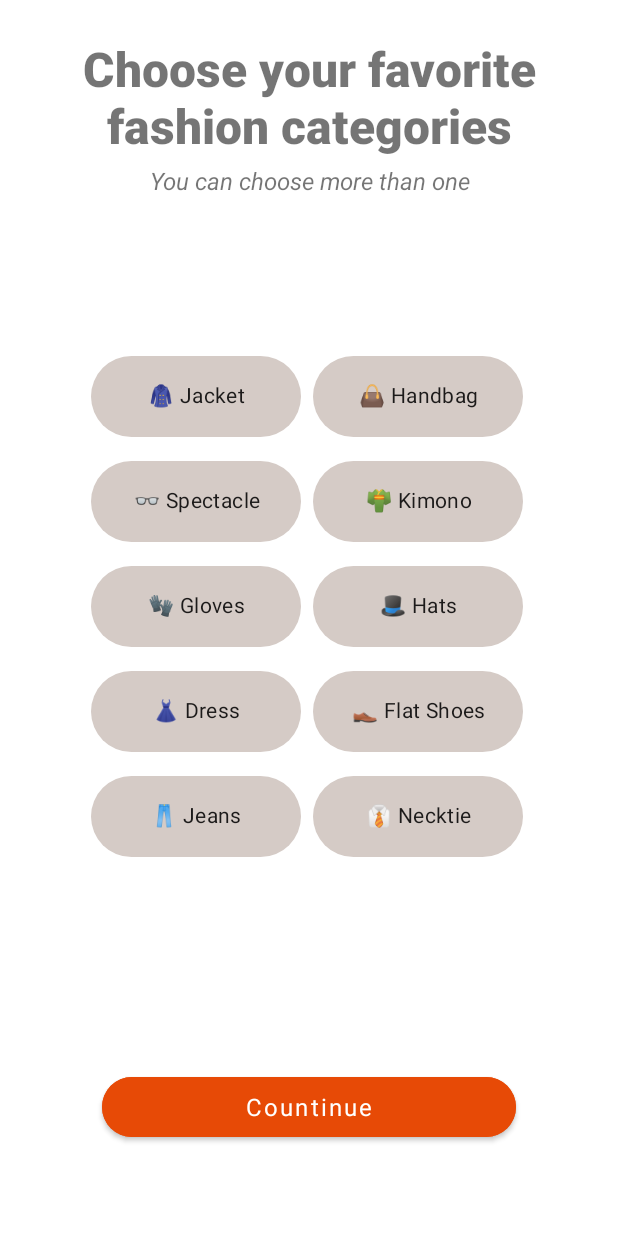
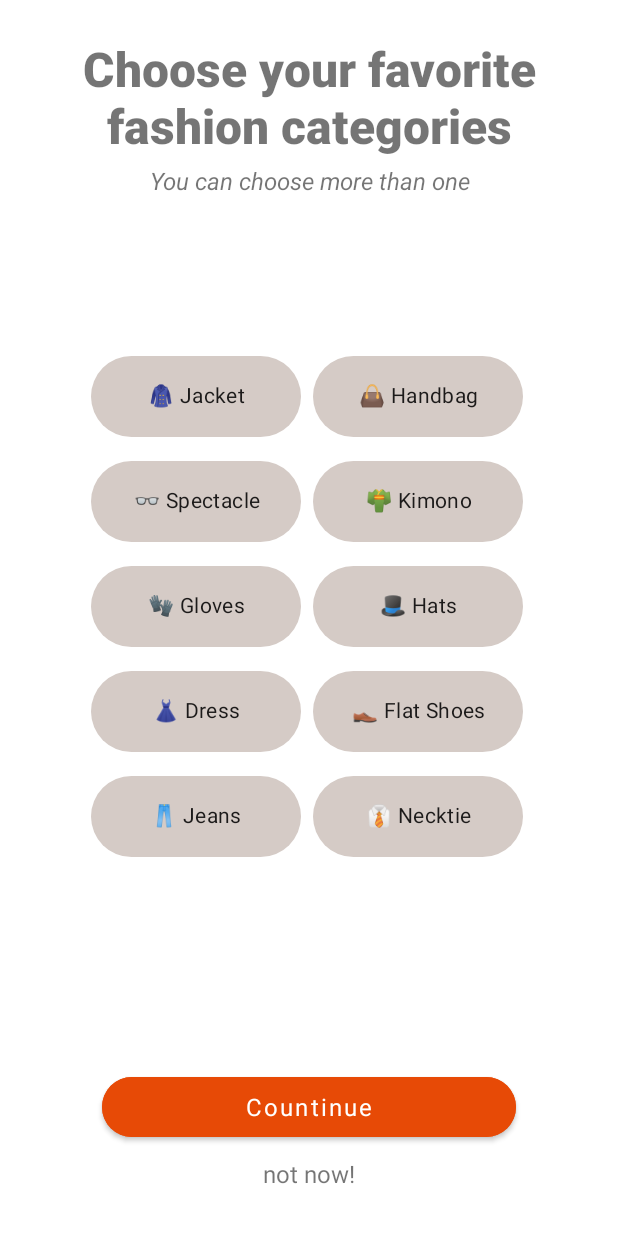
Before and after one commit to Mehranalam/Bardeal, an Android app: the Categories screen opened directly, with no data from a screen before it, on a phone screen of 412 x 824 dp. Run offline under Robolectric (Android 15) with nearby library versions, the light colour scheme and no system bars; Roboto replaces fonts that are not available here.

Commit message:
initial commit

```diff
--- a/app/src/main/AndroidManifest.xml
+++ b/app/src/main/AndroidManifest.xml
@@ -4,6 +4,7 @@
 
     <uses-permission android:name="android.permission.INTERNET" />
     <uses-permission android:name="android.permission.ACCESS_NETWORK_STATE" />
+    <uses-permission android:name="android.permission.READ_EXTERNAL_STORAGE" />
 
     <application
         android:allowBackup="true"
--- a/app/src/main/res/layout/activity_categories.xml
+++ b/app/src/main/res/layout/activity_categories.xml
@@ -144,5 +144,17 @@
 
     </com.google.android.material.chip.ChipGroup>
 
+    <TextView
+        android:id="@+id/notNow"
+        android:layout_width="wrap_content"
+        android:layout_height="wrap_content"
+        android:text="not now!"
+        android:textSize="16sp"
+        android:layout_marginBottom="24dp"
+        app:layout_constraintBottom_toBottomOf="parent"
+        app:layout_constraintEnd_toEndOf="@+id/nextButton2"
+        app:layout_constraintStart_toStartOf="@+id/nextButton2"
+        app:layout_constraintTop_toBottomOf="@+id/nextButton2" />
+
 
 </androidx.constraintlayout.widget.ConstraintLayout>
```
Also changed, not shown: app/src/main/java/com/example/bardeal/DashboardFragment.java (+52 -8 lines), app/src/main/res/layout/pick_image_from_gallery_change_photo.xml (added, +38 -0 lines), 1 other file.
